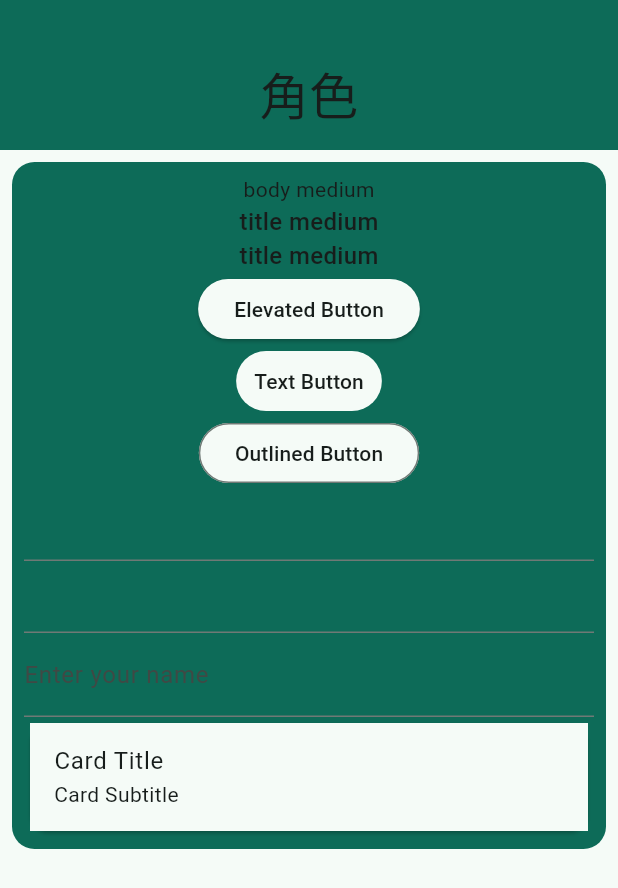
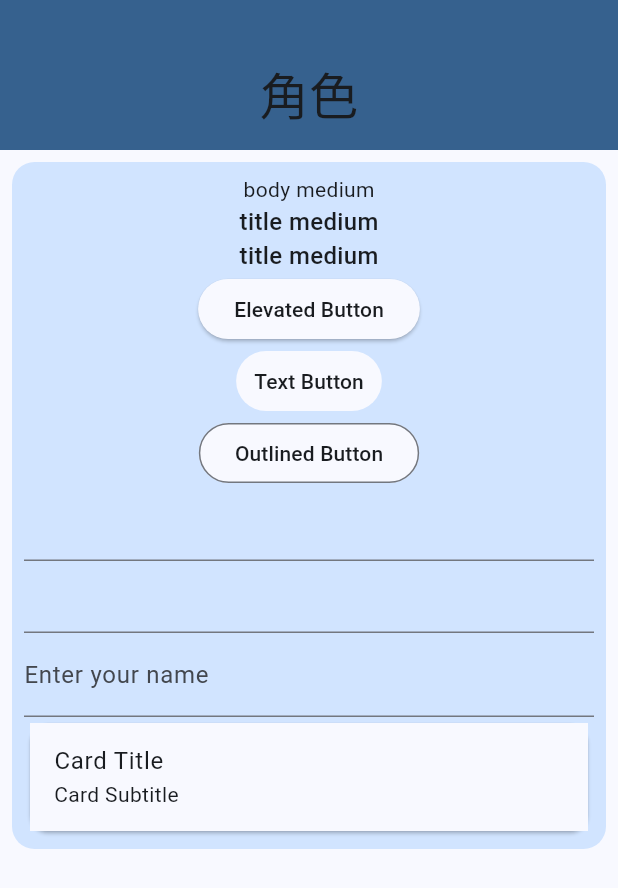
Before and after one commit to wesley990/demo_rpg, a Flutter app: the screen it shows after launch, on a phone screen of 412 x 824 dp. Shown: the top 888 px of the screen. Run offline on Flutter 3.47's test engine with Material 3 defaults, Android fonts, the phone set to English and light mode, and no system bars; our stand-ins replace firebase_core; accounts and stored records are empty.

Commit message:
update some colors

```diff
--- a/lib/home/theme2.dart
+++ b/lib/home/theme2.dart
@@ -4,8 +4,8 @@ class AppTheme {
   AppTheme._(); // Private constructor to prevent instantiation
 
   // Define your seed colors here
-  static const Color _lightSeedColor = Color.fromARGB(255, 108, 111, 109);
-  static const Color _darkSeedColor = Colors.blueAccent;
+  static const Color _lightSeedColor = Colors.blue;
+  static const Color _darkSeedColor = Colors.blue;
 
   // Light theme
   static final ThemeData lightTheme =
@@ -65,7 +65,8 @@ class AppTheme {
         defaultPadding: const EdgeInsets.all(8.0),
         defaultMargin: const EdgeInsets.all(8.0),
         defaultBorderRadius: BorderRadius.circular(15.0),
-        defaultColor: colorScheme.primary, // Use the theme's primary color
+        defaultColor:
+            colorScheme.primaryContainer, // Use the theme's primary color
       );
 
   // Text styles
```
